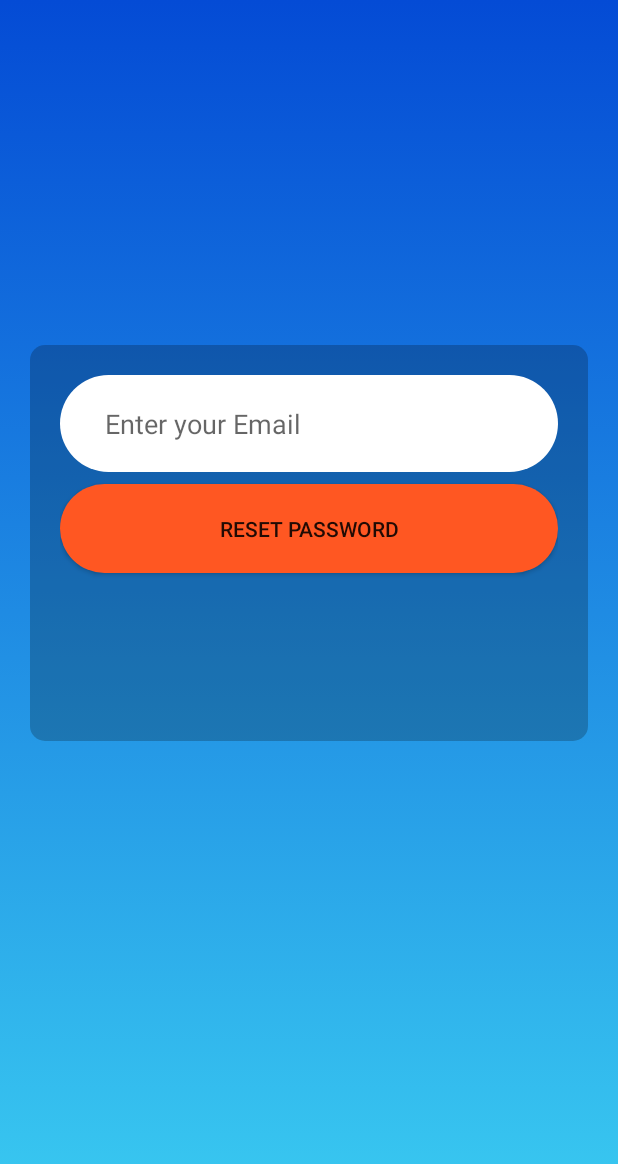
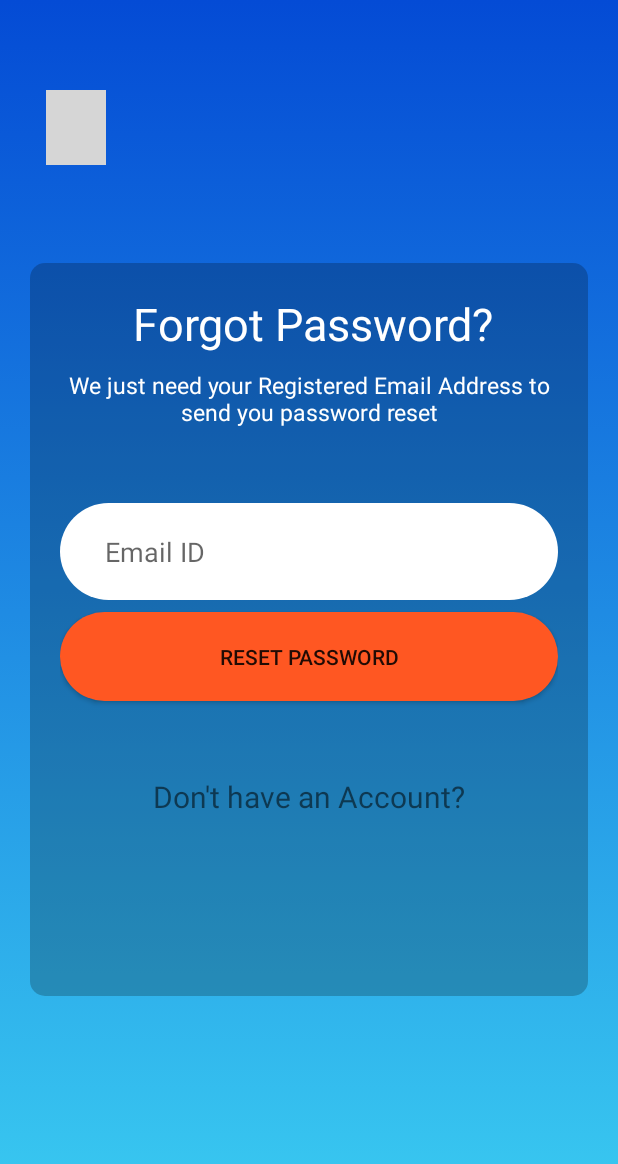
Before and after one commit to Abbas2712/VizBuddy, an Android app: the passwordreset screen opened directly, with no data from a screen before it, on a phone screen of 412 x 824 dp. Shown: the top 1164 px of the screen. Run offline under Robolectric (Android 15) with nearby library versions, the phone set to English and light mode, and no system bars; our stand-ins replace Firebase (no records; nobody signed in at launch, a user with empty details on screens opened directly); grey boxes are pictures that could not be loaded.

Commit message:
forgot password activity completed

```diff
--- a/app/src/main/java/com/example/vizbuddy/passwordreset.java
+++ b/app/src/main/java/com/example/vizbuddy/passwordreset.java
@@ -1,21 +1,66 @@
 package com.example.vizbuddy;
 
+import androidx.annotation.NonNull;
 import androidx.appcompat.app.AppCompatActivity;
 
 import android.content.Intent;
 import android.os.Bundle;
 import android.view.View;
+import android.widget.Button;
+import android.widget.EditText;
 import android.widget.ImageView;
+import android.widget.TextView;
+import android.widget.Toast;
+
+import com.google.android.gms.tasks.OnCompleteListener;
+import com.google.android.gms.tasks.Task;
+import com.google.firebase.auth.FirebaseAuth;
 
 public class passwordreset extends AppCompatActivity implements View.OnClickListener{
 
+    public TextView noAccountFp;
+    public Button fpbtn;
+    public EditText fpemailid;
     public ImageView backbtn;
+    private FirebaseAuth firebaseAuth;
+
     @Override
     protected void onCreate(Bundle savedInstanceState) {
         super.onCreate(savedInstanceState);
         setContentView(R.layout.activity_passwordreset);
 
+        firebaseAuth = FirebaseAuth.getInstance();
+
+        noAccountFp = (TextView) findViewById(R.id.noAccountFp);
         backbtn = (ImageView) findViewById(R.id.backbtn);
+        fpemailid = (EditText) findViewById(R.id.fpemailid);
+        fpbtn = (Button) findViewById(R.id.fpbtn);
+
+        fpbtn.setOnClickListener(new View.OnClickListener() {
+            @Override
+            public void onClick(View v) {
+
+                String username = fpemailid.getText().toString().trim();
+
+                if (username.equals("")){
+                    Toast.makeText(passwordreset.this, "Enter your email", Toast.LENGTH_SHORT).show();
+                }else{
+                    firebaseAuth.sendPasswordResetEmail(username).addOnCompleteListener(new OnCompleteListener<Void>() {
+                        @Override
+                        public void onComplete(@NonNull Task<Void> task) {
+                            if (task.isSuccessful()){
+                                Toast.makeText(passwordreset.this, "Password Reset Email Sent!!", Toast.LENGTH_SHORT).show();
+                                finish();
+                                startActivity(new Intent(passwordreset.this, login.class));
+                            }else{
+                                Toast.makeText(passwordreset.this, "Error In Sending Password Reset Email", Toast.LENGTH_SHORT).show();
+                            }
+                        }
+                    });
+                }
+            }
+        });
+
     }
 
     @Override
@@ -24,5 +69,10 @@
             finish();
             startActivity(new Intent(this, login.class));
         }
+
+        if(v == noAccountFp){
+            finish();
+            startActivity(new Intent(this, Signup.class));
+        }
     }
 }
--- a/app/src/main/res/layout/activity_passwordreset.xml
+++ b/app/src/main/res/layout/activity_passwordreset.xml
@@ -9,7 +9,7 @@
 
     <ImageView
         android:id="@+id/backbtn"
-        android:layout_width="50dp"
+        android:layout_width="40dp"
         android:layout_height="50dp"
         android:layout_marginStart="25dp"
         android:layout_marginTop="60dp"
@@ -23,14 +23,14 @@
 
 
     <LinearLayout
-        android:id="@+id/sgContainer"
+        android:id="@+id/Container"
         android:layout_width="match_parent"
         android:layout_height="0dp"
         android:layout_centerHorizontal="true"
         android:layout_marginStart="20dp"
-        android:layout_marginTop="230dp"
+        android:layout_marginTop="175dp"
         android:layout_marginEnd="20dp"
-        android:layout_marginBottom="330dp"
+        android:layout_marginBottom="160dp"
         android:background="@drawable/ll_mody"
         android:orientation="vertical"
         android:padding="20dp"
@@ -39,19 +39,49 @@
         app:layout_constraintStart_toStartOf="parent"
         app:layout_constraintTop_toTopOf="parent">
 
+        <TextView
+            android:layout_width="match_parent"
+            android:layout_height="wrap_content"
+            android:layout_marginLeft="5dp"
+            android:layout_marginBottom="10dp"
+            android:gravity="center"
+            android:text="Forgot Password?"
+            android:textColor="#ffff"
+            android:textSize="30dp" />
+
+        <TextView
+            android:layout_width="match_parent"
+            android:layout_height="wrap_content"
+            android:layout_marginBottom="50dp"
+            android:gravity="center"
+            android:text="We just need your Registered Email Address to send you password reset"
+            android:textColor="#ffff"
+            android:textSize="15dp" />
+
         <EditText
+            android:id="@+id/fpemailid"
             android:layout_width="match_parent"
             android:layout_height="wrap_content"
             android:layout_marginBottom="8dp"
             android:background="@drawable/input_field"
-            android:hint="Enter your Email" />
+            android:hint="Email ID" />
 
         <Button
+            android:id="@+id/fpbtn"
             android:layout_width="match_parent"
             android:layout_height="wrap_content"
             android:background="@drawable/button"
             android:text="Reset Password" />
 
+        <TextView
+            android:id="@+id/noAccountFp"
+            android:layout_width="match_parent"
+            android:layout_height="wrap_content"
+            android:layout_marginTop="50dp"
+            android:gravity="center"
+            android:text="Don't have an Account?"
+            android:textSize="20dp" />
+
 
     </LinearLayout>
 
```
